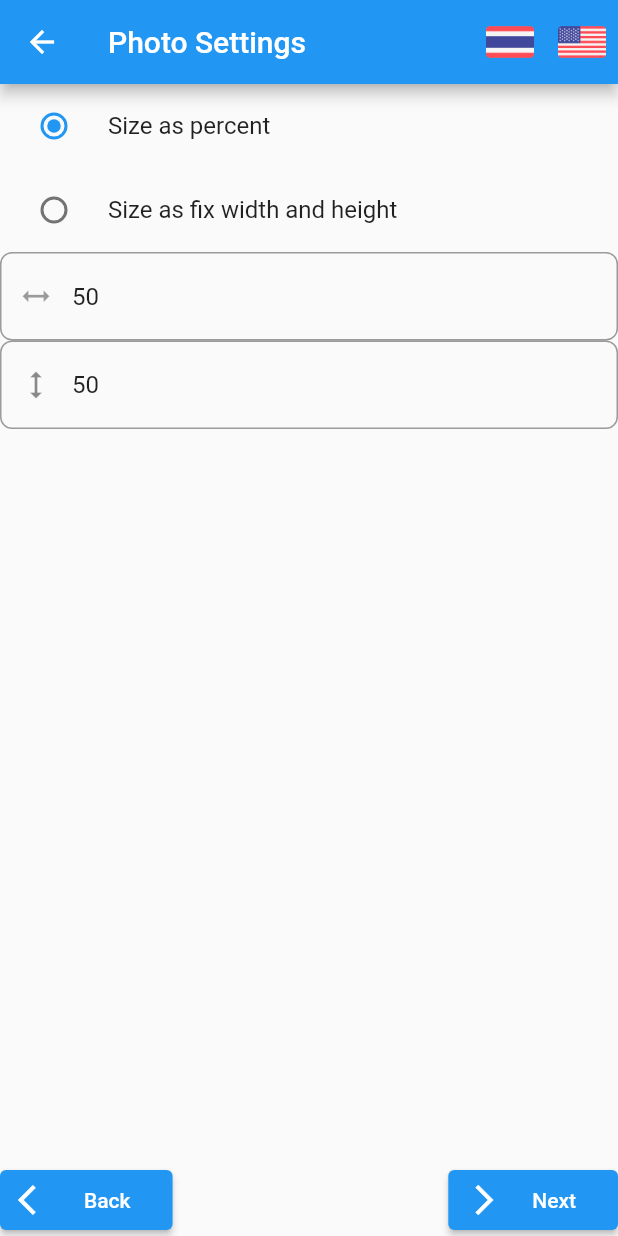
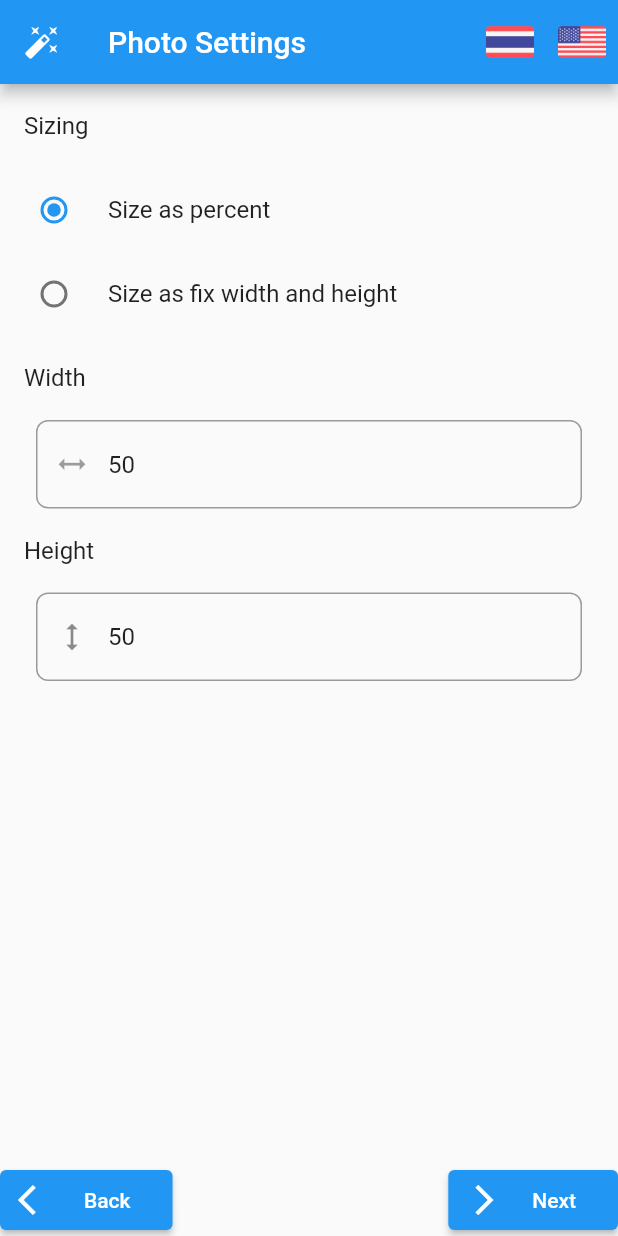
Before and after one commit to taworn-ta7/apps.thumbnails-creator, a Flutter app: the PhotoPage screen opened directly, on a phone screen of 412 x 824 dp. Run offline on Flutter 3.47's test engine with Material 2 defaults, Android fonts, the light colour scheme and no system bars; our stand-ins replace file_picker, page_transition; missing offline and left inert: byte_converter, window_size.

Commit message:
- change locale messages

```diff
--- a/thumbnails_creator/lib/i18n/strings.i18n.json
+++ b/thumbnails_creator/lib/i18n/strings.i18n.json
@@ -45,14 +45,14 @@
         "isMoney": "Please input as money.",
         "isMinLength": "Please input length >= $min.",
         "isMaxLength": "Please input length <= $max.",
+        "isNotBlank": "Please input non-blank.",
         "isEmail": "Please input as email.",
         "isSamePasswords": "Password and confirm password must be equal."
     },
     "error": {
         "cantOpenImage": "Cannot open image file!",
         "cantSaveImage": "Cannot save image file!",
-        "alreadyExists": "File is already exists!",
-        "unknown": "HTTP error ($statusCode)"
+        "alreadyExists": "File is already exists!"
     },
     "messageBox": {
         "info": "Information",
@@ -83,6 +83,7 @@
     },
     "photoPage": {
         "title": "Photo Settings",
+        "size": "Sizing",
         "sizeAsPercent": "Size as percent",
         "sizeAsFix": "Size as fix width and height",
         "width": "Width",
--- a/thumbnails_creator/lib/main.dart
+++ b/thumbnails_creator/lib/main.dart
@@ -22,8 +22,9 @@ void main() async {
   LocaleSettings.useDeviceLocale();
   LocaleSettings.setLocaleRaw(Localization.instance().current.languageCode);
 
-  // set window size
+  // set window title and size
   if (Platform.isWindows || Platform.isLinux || Platform.isMacOS) {
+    setWindowTitle(t.app);
     setWindowMinSize(const Size(400, 600));
     setWindowMaxSize(const Size(800, 1000));
   }
--- a/thumbnails_creator/lib/pages/photo.dart
+++ b/thumbnails_creator/lib/pages/photo.dart
@@ -88,6 +88,9 @@ class _PhotoState extends State<PhotoPage> {
                   crossAxisAlignment: CrossAxisAlignment.stretch,
                   children: [
                     // size
+                    ListTile(
+                      title: Text(tr.size),
+                    ),
                     RadioListTile<SizeEnumType>(
                       title: Text(tr.sizeAsPercent),
                       value: SizeEnumType.percent,
@@ -110,6 +113,10 @@ class _PhotoState extends State<PhotoPage> {
                     ),
 
                     // width
+                    ListTile(
+                      title: Text(tr.width),
+                    ),
+                    Styles.aroundLeftRight(
                       TextFormField(
                         decoration: InputDecoration(
                           border: Styles.inputBorder(),
@@ -140,8 +147,13 @@ class _PhotoState extends State<PhotoPage> {
                         },
                         controller: _widthEdit,
                       ),
+                    ),
 
                     // height
+                    ListTile(
+                      title: Text(tr.height),
+                    ),
+                    Styles.aroundLeftRight(
                       TextFormField(
                         decoration: InputDecoration(
                           border: Styles.inputBorder(),
@@ -165,6 +177,7 @@ class _PhotoState extends State<PhotoPage> {
                           return null;
                         },
                         controller: _heightEdit,
+                      ),
                     ),
                   ],
                 ),
--- a/thumbnails_creator/lib/styles.dart
+++ b/thumbnails_creator/lib/styles.dart
@@ -4,6 +4,9 @@ import 'package:flutter/material.dart';
 class Styles {
   static Padding around(Widget child) =>
       Padding(padding: const EdgeInsets.all(32), child: child);
+
+  static Padding aroundLeftRight(Widget child) =>
+      Padding(padding: const EdgeInsets.fromLTRB(24, 0, 24, 0), child: child);
 
   // ----------------------------------------------------------------------
 
--- a/thumbnails_creator/lib/ui/custom_app_bar.dart
+++ b/thumbnails_creator/lib/ui/custom_app_bar.dart
@@ -36,7 +36,7 @@ class _CustomAppBarState extends State<CustomAppBar> {
   @override
   Widget build(BuildContext context) {
     return AppBar(
-      //leading: Image.asset('assets/app.png'),
+      leading: const Icon(Icons.auto_fix_high),
       title: Text(widget.title),
       actions: [
         // Thai language
```
Also changed, not shown: thumbnails_creator/lib/i18n/strings_th.i18n.json (+6 -5 lines), thumbnails_creator/lib/pages/location.dart (+7 -2 lines), thumbnails_creator/lib/i18n/strings.g.dart. Lines whose indentation alone changed are shown as unchanged.
